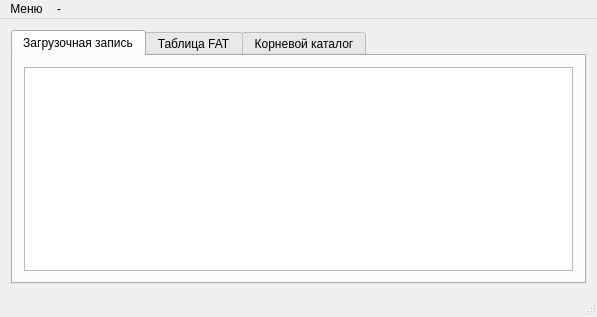
Before: the Qt Designer form mainwindow.ui in ahtyamovdanil/FatExplorer, drawn with Qt 5.
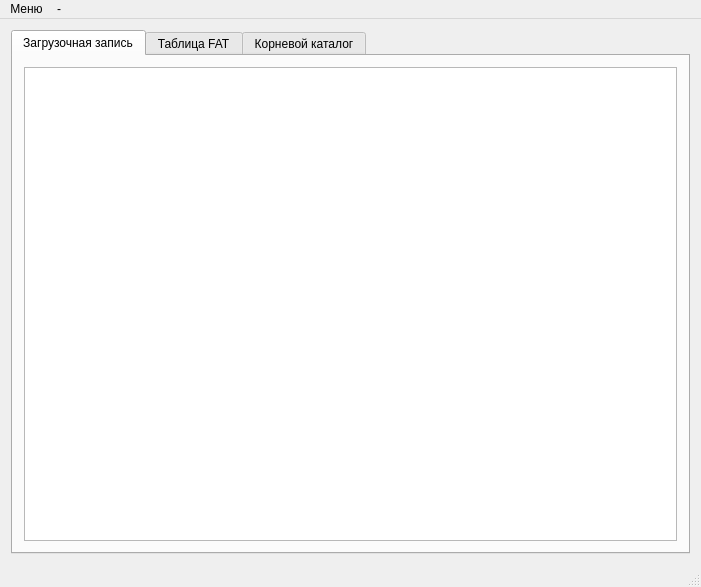
After: the same form once the commit is applied.

Patch:
```diff
--- a/mainwindow.ui
+++ b/mainwindow.ui
@@ -6,8 +6,8 @@
    <rect>
     <x>0</x>
     <y>0</y>
-    <width>597</width>
-    <height>315</height>
+    <width>701</width>
+    <height>587</height>
    </rect>
   </property>
   <property name="windowTitle">
@@ -79,7 +79,7 @@
     <rect>
      <x>0</x>
      <y>0</y>
-     <width>597</width>
+     <width>701</width>
      <height>20</height>
     </rect>
    </property>
```
